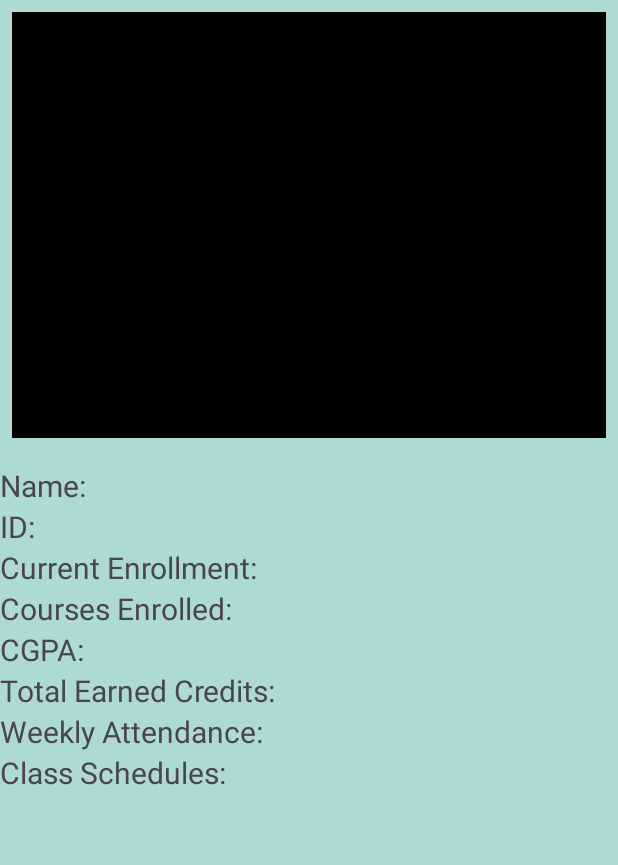
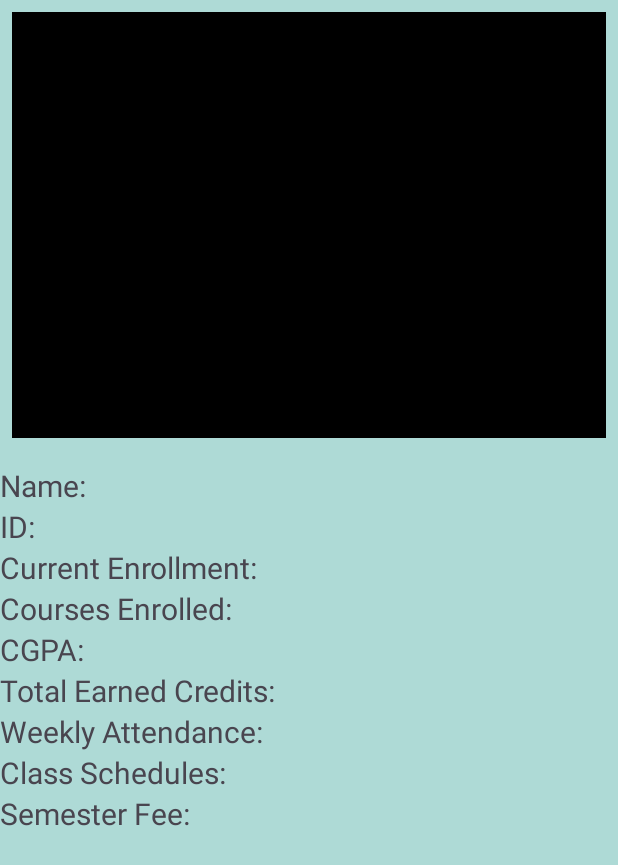
Before and after one commit to FazleRahat/Guard, an Android app: the MainActivity screen opened directly, with no data from a screen before it, on a phone screen of 412 x 824 dp. Shown: the top 865 px of the screen. Run offline under Robolectric (Android 15) with nearby library versions, the phone set to English and light mode, and no system bars; our stand-ins replace Firebase (no records; nobody signed in at launch, a user with empty details on screens opened directly).

Commit message:
Rahat edits before 6:11

```diff
--- a/app/src/main/java/com/example/myapplication34/MainActivity.java
+++ b/app/src/main/java/com/example/myapplication34/MainActivity.java
@@ -24,7 +24,7 @@ import com.google.firebase.storage.FirebaseStorage;
 public class MainActivity extends AppCompatActivity {
 
     //***************************************** declaration ***************************************
-    private TextView name, id, enrollment, course, GPA, credit, week, classes;
+    private TextView name, id, enrollment, course, GPA, credit, week, classes, balance;
     private String name1;
     private String id1;
     private String enroll1;
@@ -33,6 +33,7 @@ public class MainActivity extends AppCompatActivity {
     private String ecredits;
     private String weekatt;
     private String Rclass;
+    private String fee;
     private ImageView img;
 
     FirebaseAuth firebaseAuth = FirebaseAuth.getInstance();
@@ -55,6 +56,7 @@ public class MainActivity extends AppCompatActivity {
         credit= findViewById(R.id.credits);
         week= findViewById(R.id.week);
         classes= findViewById(R.id.classes);
+        balance= findViewById(R.id.bal);
 
         img = findViewById(R.id.image);
 
@@ -82,6 +84,7 @@ public class MainActivity extends AppCompatActivity {
                     ecredits = snapshot.child("credits").getValue(String.class);
                     weekatt= snapshot.child("weekly").getValue(String.class);
                     Rclass= snapshot.child("schedule").getValue(String.class);
+                    fee= snapshot.child("fees").getValue(String.class);
 
                     String imagePath = id1 + ".jpg";
                     final Uri[] imageUrl = {null};
@@ -113,6 +116,7 @@ public class MainActivity extends AppCompatActivity {
                     credit.setText(credit.getText() + " " + ecredits);
                     week.setText(week.getText()+ " " +weekatt);
                     classes.setText(classes.getText()+ " " +Rclass);
+                    balance.setText(balance.getText()+ " " +fee);
                 }
             }
 
--- a/app/src/main/res/layout/activity_main.xml
+++ b/app/src/main/res/layout/activity_main.xml
@@ -75,7 +75,14 @@
             android:id="@+id/classes"
             android:layout_width="match_parent"
             android:layout_height="wrap_content"
-            android:text="Class Schedules:"
+            android:text="@string/class_schedules"
+            android:textSize="20sp" />
+
+        <androidx.appcompat.widget.AppCompatTextView
+            android:id="@+id/bal"
+            android:layout_width="match_parent"
+            android:layout_height="wrap_content"
+            android:text="@string/semester_fee"
             android:textSize="20sp" />
 
 
--- a/app/src/main/res/values/strings.xml
+++ b/app/src/main/res/values/strings.xml
@@ -16,4 +16,6 @@
     <string name="courses_enrolled2">Courses Enrolled</string>
     <string name="courses_enrolled3">Courses Enrolled:</string>
     <string name="total_earned_credits">Total Earned Credits:</string>
+    <string name="semester_fee">Semester Fee:</string>
+    <string name="class_schedules">Class Schedules:</string>
 </resources>
```
